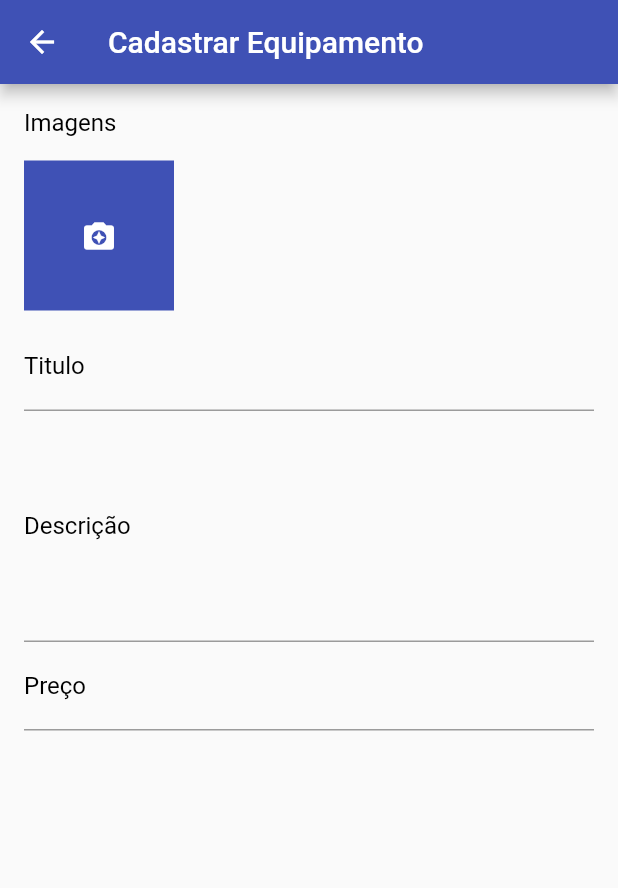
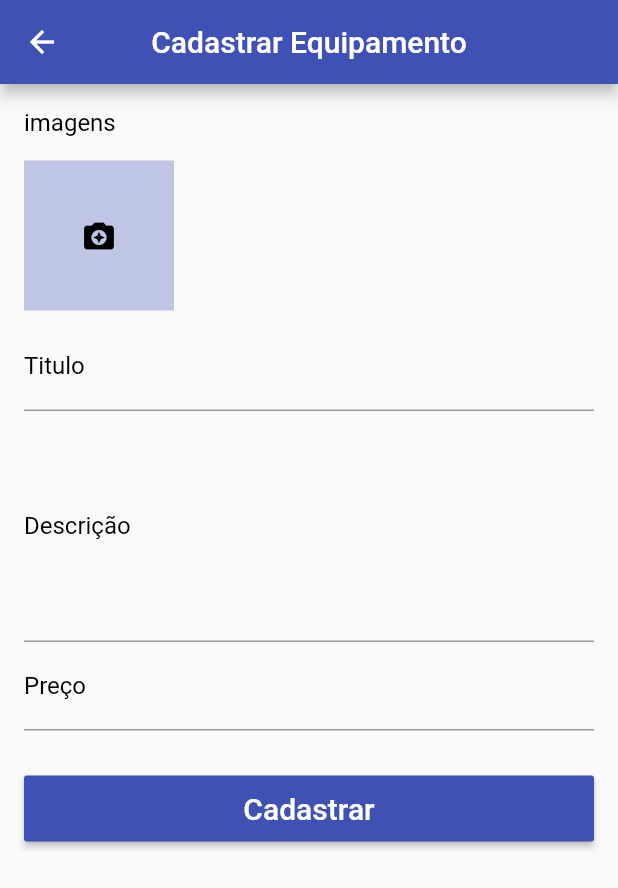
Before and after one commit to AlanwMelo/aplicativo_shareon, a Flutter app: the ProductScreen screen opened directly, on a phone screen of 412 x 824 dp. Shown: the top 888 px of the screen. Run offline on Flutter 3.47's test engine with Material 2 defaults, Android fonts, the phone set to English and light mode, and no system bars; our stand-ins replace cloud_firestore, firebase_auth, flutter_map, image_cropper, image_picker, rxdart; missing offline and left inert: bloc_pattern; accounts and stored records are empty; network calls fail.

Commit message:
finalizando tela cadastro

```diff
--- a/lib/main.dart
+++ b/lib/main.dart
@@ -1,3 +1,4 @@
+import 'package:aplicativo_shareon/telas/cadastrar_equipamento.dart';
 import 'package:aplicativo_shareon/telas/tela_login.dart';
 import 'package:flutter/cupertino.dart';
 import 'package:flutter/material.dart';
--- a/lib/telas/cadastrar_equipamento.dart
+++ b/lib/telas/cadastrar_equipamento.dart
@@ -1,24 +1,29 @@
 import 'package:aplicativo_shareon/utils/image_source_sheet.dart';
+import 'package:aplicativo_shareon/utils/images_widget.dart';
 import 'package:aplicativo_shareon/utils/product_bloc.dart';
+import 'package:aplicativo_shareon/validadores/product_validator.dart';
 import 'package:flutter/cupertino.dart';
 import 'package:flutter/material.dart';
 
 class ProductScreen extends StatefulWidget {
 
-  final ProductBloc _productBloc;
-
-
-  ProductScreen() : _productBloc = ProductBloc();
+  ProductScreen();
 
   @override
   _ProductScreenState createState() => _ProductScreenState();
 }
 
-class _ProductScreenState extends State<ProductScreen> {
+class _ProductScreenState extends State<ProductScreen> with ProductValidator {
+
+  final ProductBloc _productBloc;
+  final _formularioKey = GlobalKey<FormState>();
+
+  _ProductScreenState() : _productBloc = ProductBloc();
+
   @override
   Widget build(BuildContext context) {
 
-    final _fieldStyle = TextStyle(
+    final _fieldstyle = TextStyle(
       color: Colors.black,
       fontSize: 16
     );
@@ -26,77 +31,85 @@ class _ProductScreenState extends State<ProductScreen> {
     InputDecoration _buildDecoration(String label){
       return InputDecoration(
         labelText: label,
-        labelStyle: TextStyle(color: Colors.black)
+        labelStyle: TextStyle(color: Colors.black),
       );
     }
+
 
 
     return Scaffold(
       appBar: AppBar(
         title: Text("Cadastrar Equipamento"),
+        centerTitle: true,
       ),
       body: Form(
-        child: ListView(
+        key: _formularioKey,
+        child: StreamBuilder<Map>(
+          stream: _productBloc.outData,
+          builder: (context, snapshot) {
+            if (!snapshot.hasData) return Container();
+            return ListView(
               padding: EdgeInsets.all(16),
               children: <Widget>[
-            Text("Imagens",
-            style: TextStyle(
+                Text("imagens",
+                style:  TextStyle(
                   color: Colors.black,
-              fontSize: 16,
+                  fontSize: 16
                 ),
                 ),
-            Column(
-              children: <Widget>[
-                Container(
-                  height: 124,
-                    padding: EdgeInsets.only(top: 16, bottom: 8),
-                  child: ListView(
-                    scrollDirection: Axis.horizontal,
-                    children: <Widget>[
-                      Container(
-                        height: 100,
-                        width: 100,
-                        margin: EdgeInsets.only(right: 8),
-                        child: GestureDetector(
-                          child: Container(
-                            height: 100,
-                            width: 100,
-                            child: Icon(Icons.camera_enhance, color: Colors.white,),
-                            color: Colors.indigo,
+                ImagesWidget(
+                  context: context,
+                  initialValue: snapshot.data["images"],
+                  onSaved: _productBloc.salvarImagens,
+                  validator: validarImagens,
+
+
                 ),
-                          onTap: (){
-                            showModalBottomSheet(context: context,
-                                builder: (context)=> ImageSourceSheet()
-                            );
+                TextFormField(
+                  initialValue: snapshot.data["title"],
+                  style: _fieldstyle,
+                  decoration: _buildDecoration("Titulo"),
+                  onSaved: _productBloc.salvarTitulo,
+                  validator: validarIitulo,
+                ),
+                TextFormField(
+                  initialValue: snapshot.data["description"],
+                  style: _fieldstyle,
+                  maxLines: 6,
+                  decoration: _buildDecoration("Descrição"),
+                  onSaved: _productBloc.salvarDescricao,
+                  validator: validarDescricao,
+                ),
+                TextFormField(
+                  initialValue: snapshot.data["price"]?.toStringAsFixed(2),
+                  style: _fieldstyle,
+                  keyboardType: TextInputType.numberWithOptions(decimal: true),
+                  decoration: _buildDecoration("Preço"),
+                  onSaved: _productBloc.salvarPreco,
+                  validator: validarPreco,
+                ),
+                SizedBox(height: 30,),
+                SizedBox(
+                  height: 44,
+                  child: RaisedButton(
+                    child: Text("Cadastrar",
+                    style: TextStyle(
+                      fontSize: 20,
+                    ),
+                    ),
+                    textColor: Colors.white,
+                    color: Theme.of(context).primaryColor,
+                    onPressed: (){
+                      _formularioKey.currentState.validate();
+                      if(_formularioKey.currentState.validate()){
+                        _formularioKey.currentState.save();
+                      }
                     },
                   ),
-                      )
-                    ],
-                  ),
-                )
-              ],
-            ),
-            TextFormField(
-              style: _fieldStyle,
-              decoration: _buildDecoration("Titulo"),
-              onSaved: (t){},
-              validator: (t){},
-            ),
-            TextFormField(
-              maxLines: 6,
-              style: _fieldStyle,
-              decoration: _buildDecoration("Descrição"),
-              onSaved: (t){},
-              validator: (t){},
-            ),
-            TextFormField(
-              keyboardType: TextInputType.numberWithOptions(decimal: true),
-              style: _fieldStyle,
-              decoration: _buildDecoration("Preço"),
-              onSaved: (t){},
-              validator: (t){},
                 ),
               ],
+            );
+          }
       ),
     ),
       );
--- a/lib/telas/home.dart
+++ b/lib/telas/home.dart
@@ -10,6 +10,7 @@ import 'package:aplicativo_shareon/telas/tela_main.dart';
 import 'package:aplicativo_shareon/telas/tela_meus_produtos.dart';
 import 'package:aplicativo_shareon/telas/tela_reservas.dart';
 import 'package:aplicativo_shareon/telas/tela_suporte.dart';
+import 'package:aplicativo_shareon/utils/floatbutton.dart';
 import 'package:aplicativo_shareon/utils/shareon_appbar.dart';
 import 'package:flutter/cupertino.dart';
 import 'package:flutter/material.dart';
@@ -33,6 +34,8 @@ class _HomeState extends State<Home> {
       key: _drawerKey,
       appBar: shareon_appbar(),
       body: homeController(),
+      floatingActionButtonLocation: FloatingActionButtonLocation.centerFloat,
+      floatingActionButton: FloatButton(),
     );
   }
 
--- /dev/null
+++ b/lib/utils/images_widget.dart
@@ -0,0 +1,70 @@
+import 'package:aplicativo_shareon/utils/image_source_sheet.dart';
+import 'package:flutter/material.dart';
+
+class ImagesWidget extends FormField<List>{
+
+  ImagesWidget({
+    BuildContext context,
+    FormFieldSetter<List> onSaved,
+    FormFieldValidator<List> validator,
+    List initialValue,
+    bool autoValidate = false,
+}) : super(
+    onSaved : onSaved,
+    validator : validator,
+    initialValue : initialValue,
+    autovalidate : autoValidate,
+    builder: (state){
+      return Column(
+        crossAxisAlignment: CrossAxisAlignment.start,
+      children: <Widget>[
+        Container(
+          height: 124,
+          padding: EdgeInsets.only(top: 16, bottom: 8),
+          child: ListView(
+            scrollDirection: Axis.horizontal,
+            children: state.value.map<Widget>((i){
+              return Container(
+                height: 100,
+                width: 100,
+                margin: EdgeInsets.only(right: 8),
+                child: GestureDetector(
+                  child: i is String ? Image.network(i, fit: BoxFit.cover,) :
+                  Image.file(i, fit: BoxFit.cover,),
+                  onLongPress: (){
+                    state.didChange(state.value..remove(i));
+                  },
+                ),
+              );
+            }).toList()..add(
+              GestureDetector(
+                child: Container(
+                  height: 100,
+                  width: 100,
+                  child: Icon(Icons.camera_enhance, color: Colors.black,),
+                  color: Colors.indigo.withAlpha(80),
+                ),
+                onTap: (){
+                  showModalBottomSheet(context: context, builder: (context)=> ImageSourceSheet(
+                    onImageSelected: (image){
+                      state.didChange(state.value..add(image));
+                      Navigator.of(context).pop();
+                    },
+                  ));
+                },
+              )
+            ),
+          ),
+        ),
+        state.hasError ? Text(
+          state.errorText,
+          style: TextStyle(
+            color: Colors.red,
+            fontSize: 12
+          ),
+        ) : Container()
+      ],
+      );
+  }
+  );
+}
--- a/lib/utils/product_bloc.dart
+++ b/lib/utils/product_bloc.dart
@@ -1,6 +1,50 @@
 import 'package:bloc_pattern/bloc_pattern.dart';
+import 'package:cloud_firestore/cloud_firestore.dart';
+import 'package:rxdart/rxdart.dart';
+
 
 class ProductBloc extends BlocBase{
+
+  final _dataController = BehaviorSubject<Map>();
+
+  Stream<Map> get outData=> _dataController.stream;
+
+  String categoryId;
+  DocumentSnapshot product;
+
+  Map<String, dynamic> unsavedData;
+
+  ProductBloc({this.categoryId, this.product}){
+    if(product != null){
+      unsavedData = Map.of(product.data);
+      unsavedData["images"] = List.of(product.data["images"]);
+      unsavedData["sizes"] = List.of(product.data["sizes"]);
+    } else {
+
+      unsavedData = {
+        "title": null, "description": null, "price":null, "images": [], "sizes":[]
+      };
+    }
+
+    _dataController.add(unsavedData);
+  }
+
+  void salvarImagens(List imagens){
+    unsavedData["images"] = imagens;
+  }
+
+  void salvarTitulo(String titulo){
+    unsavedData["title"] = titulo;
+  }
+
+  void salvarDescricao(String descricao){
+    unsavedData["description"] = descricao;
+  }
+
+  void salvarPreco(String preco){
+    unsavedData["price"] = double.parse(preco);
+  }
+
   @override
   void dispose() {
 
--- a/pubspec.yaml
+++ b/pubspec.yaml
@@ -34,6 +34,8 @@ dependencies:
   image_picker: ^0.6.1
   image_cropper: ^1.0.2
   bloc_pattern: ^1.5.2
+  rxdart: ^0.22.1
+
 
 
 
```
Also changed, not shown: lib/telas/chat_conversa.dart (added, +56 -0 lines), lib/telas/produto_selecionado.dart (+14 -1 lines), lib/telas/tela_produto_selecionado.dart (+63 -63 lines), lib/utils/image_source_sheet.dart (+16 -0 lines), lib/validadores/product_validator.dart (added, +34 -0 lines), pubspec.lock, 1 other file. Lines whose indentation alone changed are shown as unchanged.
